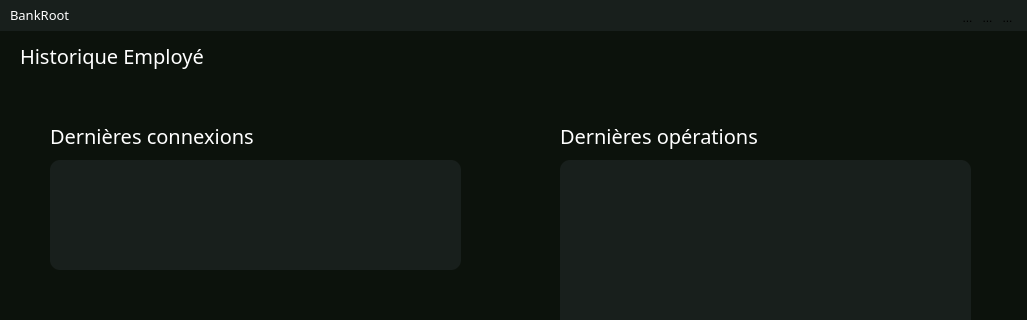
Above: historique_employe.ui from SparqueeZ/Bank-Root before the change; both pictures show x 0 to 1027 and y 0 to 320 of the 1027 by 568 pixel window. Below: the same form after it.
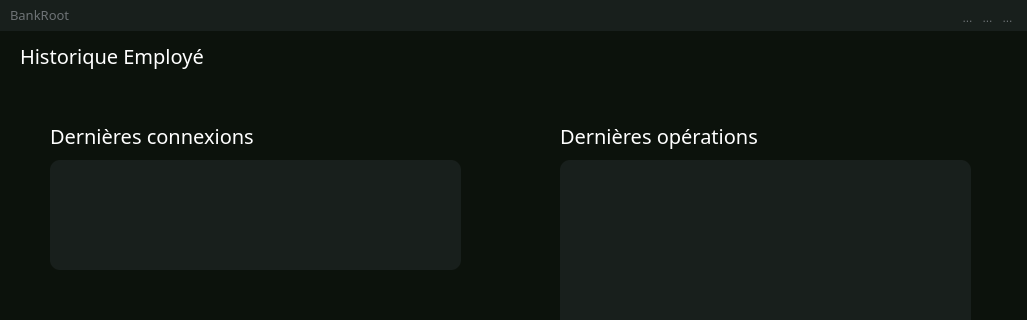
That is the form after the change. Icons and pictures are not drawn.

```diff
--- a/historique_employe.ui
+++ b/historique_employe.ui
@@ -217,16 +217,16 @@
     </rect>
    </property>
    <property name="styleSheet">
-    <string notr="true">QWidget {
-    background-color: #181F1C;
-}</string>
+    <string notr="true">background-color:rgb(24,31, 28);
+color:rgb(109, 114, 117);
+</string>
    </property>
    <widget class="QLabel" name="label_64">
     <property name="geometry">
      <rect>
       <x>10</x>
       <y>-1</y>
-      <width>71</width>
+      <width>91</width>
       <height>31</height>
      </rect>
     </property>
@@ -237,9 +237,7 @@
      </font>
     </property>
     <property name="styleSheet">
-     <string notr="true">QLabel{
-	color:white;
-}</string>
+     <string notr="true"/>
     </property>
     <property name="text">
      <string>BankRoot</string>
```
Left out of the diff: 2 changed lines with no effect on the pictures.
